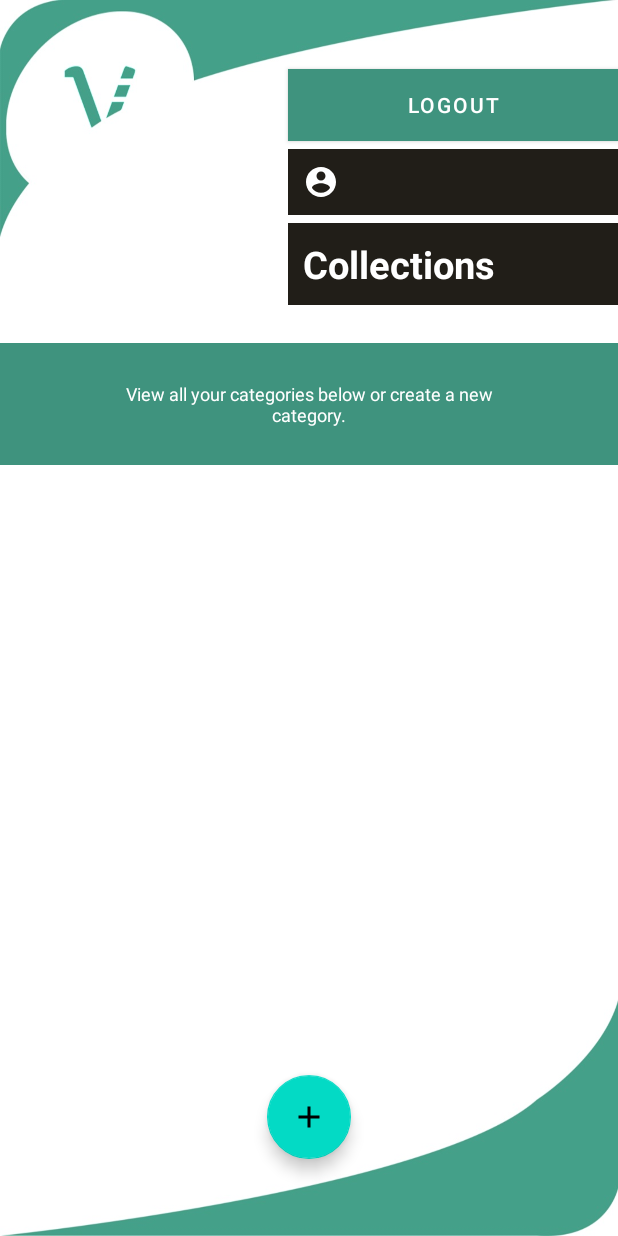
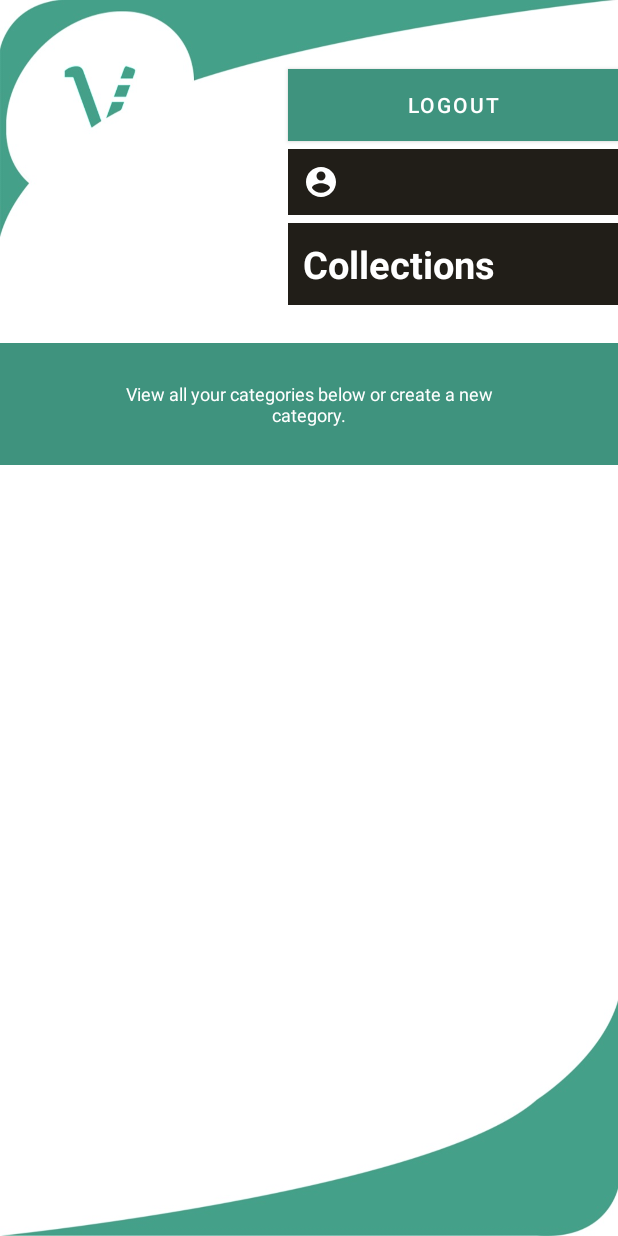
Before and after one commit to Sapino911/VoidApplication, an Android app: the CollectionAccount screen opened directly, with no data from a screen before it, on a phone screen of 412 x 824 dp. Run offline under Robolectric (Android 15) with nearby library versions, the phone set to English and light mode, and no system bars; our stand-ins replace Firebase (no records; nobody signed in at launch, a user with empty details on screens opened directly).

Commit message:
"Create Collections"

```diff
--- a/app/src/main/AndroidManifest.xml
+++ b/app/src/main/AndroidManifest.xml
@@ -23,10 +23,6 @@
             android:exported="false"
             android:theme="@style/Theme.VoidApplication.BackgroundImageStyle"/>
         <activity
-            android:name=".Add_Collection"
-            android:exported="false"
-            android:theme="@style/Theme.VoidApplication.BackgroundImageStyle" />
-        <activity
             android:name=".CollectionAccount"
             android:exported="false"
             android:theme="@style/Theme.VoidApplication.BackgroundImageStyle" />
--- a/app/src/main/java/com/example/voidapplication/Collection.java
+++ /dev/null
@@ -1,4 +0,0 @@
-package com.example.voidapplication;
-
-public class Collection {
-}
--- a/app/src/main/java/com/example/voidapplication/CollectionAdapter.java
+++ /dev/null
@@ -1,60 +0,0 @@
-package com.example.voidapplication;
-
-import android.view.LayoutInflater;
-import android.view.View;
-import android.view.ViewGroup;
-
-import androidx.annotation.NonNull;
-import androidx.recyclerview.widget.RecyclerView;
-
-import com.example.voidapplication.databinding.RecyclerViewCollectionBinding;
-import com.google.firebase.database.annotations.NotNull;
-
-import java.util.ArrayList;
-import java.util.Collection;
-import java.util.List;
-
-public class CollectionAdapter extends RecyclerView.Adapter<CollectionAdapter.ViewHolder> {
-
-    //var collections = mutableListOf<Collection>()
-
-    @NotNull
-    private final List collections = (List)(new ArrayList());
-
-   /*@NotNull
-    public final List getCollections() {
-        return this.collections;
-    }
-
-    public final void setCollections(@NotNull List Collection) {
-        //Intrinsics.checkNotNullParameter(var1, "<set-?>");
-        this.collections = Collection;
-    }*/
-
-    @NonNull
-    @Override
-    public ViewHolder onCreateViewHolder(@NonNull ViewGroup parent, int viewType) {
-        RecyclerViewCollectionBinding view = RecyclerViewCollectionBinding.inflate(LayoutInflater.from(parent.getContext()), parent, false);
-        return new ViewHolder(view);
-    }
-
-    @Override
-    public void onBindViewHolder(@NonNull ViewHolder holder, int position) {
-
-    }
-
-    @Override
-    public int getItemCount() {
-        return collections.size();
-    }
-
-    public class ViewHolder extends RecyclerView.ViewHolder {
-
-        private final RecyclerViewCollectionBinding binding;
-
-        public ViewHolder(@NonNull RecyclerViewCollectionBinding binding) {
-            super((View)binding.getRoot());
-            this.binding = binding;
-        }
-    }
-}
--- a/app/src/main/java/com/example/voidapplication/CollectionsFragment.java
+++ /dev/null
@@ -1,68 +0,0 @@
-package com.example.voidapplication;
-
-import android.os.Bundle;
-
-import androidx.annotation.Nullable;
-import androidx.fragment.app.Fragment;
-import androidx.recyclerview.widget.RecyclerView;
-
-import android.view.LayoutInflater;
-import android.view.View;
-import android.view.ViewGroup;
-
-import com.example.voidapplication.databinding.FragmentCollectionsBinding;
-import com.google.firebase.database.annotations.NotNull;
-
-
-public class CollectionsFragment extends Fragment {
-
-    private FragmentCollectionsBinding _binding;
-
-    private final FragmentCollectionsBinding getBinding() {
-
-        return this._binding;
-    }
-
-    private final CollectionAdapter adapter = new CollectionAdapter();
-
-    public CollectionsFragment() {
-        // Required empty public constructor
-    }
-
-
-   /* public static CollectionsFragment newInstance(String param1, String param2) {
-        CollectionsFragment fragment = new CollectionsFragment();
-        Bundle args = new Bundle();
-        args.putString(ARG_PARAM1, param1);
-        args.putString(ARG_PARAM2, param2);
-        fragment.setArguments(args);
-        return fragment;
-    }*/
-
-    @Override
-    public void onCreate(Bundle savedInstanceState) {
-        super.onCreate(savedInstanceState);
-
-    }
-
-    @Override
-    public View onCreateView(LayoutInflater inflater, ViewGroup container,
-                             Bundle savedInstanceState) {
-        _binding = FragmentCollectionsBinding.inflate(inflater, container, false);
-        return (View)this.getBinding().getRoot();
-        //return (View)this.getBinding().getRoot();
-    }
-
-    public void onViewCreated( View view, Bundle savedInstanceState) {
-        super.onViewCreated(view, savedInstanceState);
-        RecyclerView binding = this.getBinding().recyclerViewCollections;
-
-        binding.setAdapter((RecyclerView.Adapter)this.adapter);
-
-        /*this.getBinding().addButton.setOnClickListener((OnClickListener)(new OnClickListener() {
-            public final void onClick(View it) {
-                (new AddContactDialogFragment()).show(ContactsFragment.this.getChildFragmentManager(), "");
-            }
-        }));*/
-    }
-}
--- a/app/src/main/res/layout/activity_collection_account.xml
+++ b/app/src/main/res/layout/activity_collection_account.xml
@@ -86,9 +86,9 @@
         android:text="0"
         android:textAlignment="center"
         android:textColor="@color/white"
-        android:textSize="20sp" />&ndash;&gt;
+        android:textSize="20sp" />&ndash;&gt;-->
 
-    <ImageButton
+<!--    <ImageButton
         android:id="@+id/add_category"
         android:layout_width="180dp"
         android:layout_height="90dp"
@@ -106,12 +106,5 @@
         android:layout_centerInParent="true"
         android:visibility="gone"/>
 
-    <androidx.fragment.app.FragmentContainerView
-        android:id="@+id/fragmentContainerView"
-        android:name="androidx.navigation.fragment.NavHostFragment"
-        android:layout_width="match_parent"
-        android:layout_height="match_parent"
-        app:defaultNavHost="true"
-        android:layout_below="@id/category_header"
-        app:navGraph="@navigation/my_nav" />
+
 </RelativeLayout>
--- a/app/src/main/res/layout/fragment_collections.xml
+++ /dev/null
@@ -1,24 +0,0 @@
-<?xml version="1.0" encoding="utf-8"?>
-<FrameLayout xmlns:android="http://schemas.android.com/apk/res/android"
-    xmlns:tools="http://schemas.android.com/tools"
-    android:layout_width="match_parent"
-    android:layout_height="match_parent"
-    xmlns:app="http://schemas.android.com/apk/res-auto"
-    tools:context=".CollectionsFragment">
-
-    <androidx.recyclerview.widget.RecyclerView
-        android:id="@+id/recycler_view_collections"
-        android:layout_width="match_parent"
-        android:layout_height="match_parent"
-        tools:listitem="@layout/recycler_view_collection"
-        app:layoutManager="androidx.recyclerview.widget.LinearLayoutManager"/>
-
-    <com.google.android.material.floatingactionbutton.FloatingActionButton
-        android:id="@+id/add_button"
-        android:layout_width="wrap_content"
-        android:layout_height="wrap_content"
-        android:layout_gravity="center|bottom"
-        android:layout_margin="35dp"
-        android:src="@drawable/ic_add"/>
-
-</FrameLayout>
--- a/app/src/main/res/navigation/my_nav.xml
+++ /dev/null
@@ -1,13 +0,0 @@
-<?xml version="1.0" encoding="utf-8"?>
-<navigation xmlns:android="http://schemas.android.com/apk/res/android"
-    xmlns:app="http://schemas.android.com/apk/res-auto"
-    xmlns:tools="http://schemas.android.com/tools"
-    android:id="@+id/my_nav"
-    app:startDestination="@id/collectionFragment">
-
-    <fragment
-        android:id="@+id/collectionFragment"
-        android:name="com.example.voidapplication.CollectionsFragment"
-        android:label="fragment_collection"
-        tools:layout="@layout/fragment_collections" />
-</navigation>
--- a/app/src/main/res/values/strings.xml
+++ b/app/src/main/res/values/strings.xml
@@ -16,4 +16,8 @@
     <string name="category_header">View all your categories below or create a new category.</string>
     <!-- TODO: Remove or change this placeholder text -->
     <string name="hello_blank_fragment">Hello blank fragment</string>
+    <string name="add_new_contact">Add Collection</string>
+    <string name="add_title">Title</string>
+    <string name="add_decription">Description</string>
+    <string name="save_collection">Save Collection</string>
 </resources>
```
Also changed, not shown: app/build.gradle (+20 -12 lines), app/src/main/java/com/example/voidapplication/AddCollectionDialog.java (deleted, +0 -38 lines), app/src/main/java/com/example/voidapplication/Add_Collection.java (deleted, +0 -14 lines), app/src/main/java/com/example/voidapplication/CollectionAccount.java (+4 -4 lines), app/src/main/res/layout/activity_add_collection.xml (deleted, +0 -17 lines), app/src/main/res/layout/recycler_view_collection.xml (deleted, +0 -46 lines), app/src/main/res/menu/menu.xml (deleted, +0 -9 lines).
